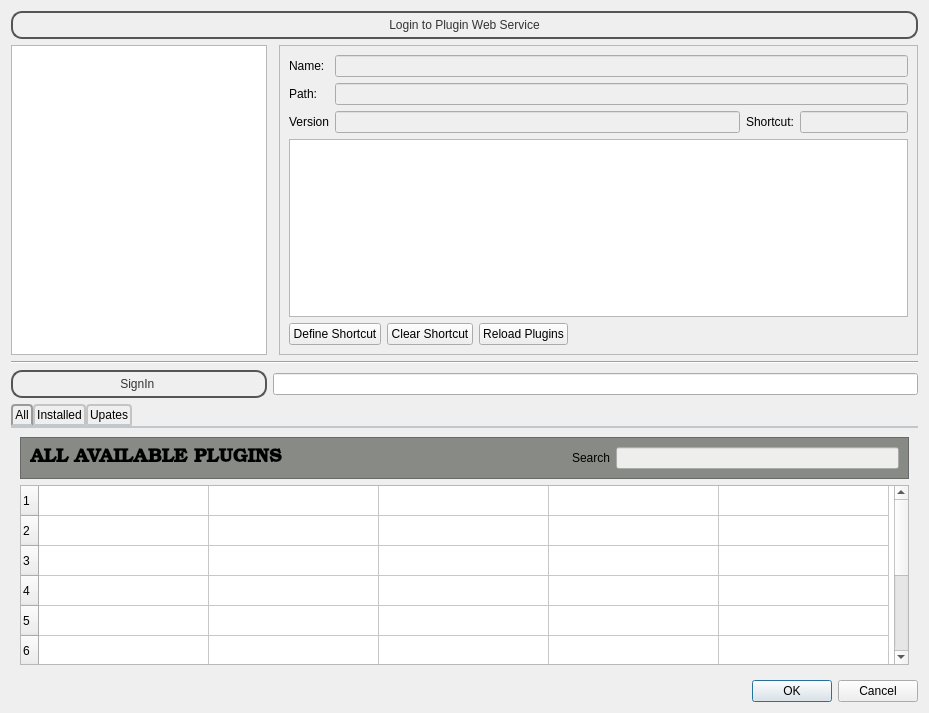
This is mscore/pluginManager.ui in GANGANI/MuseScore as Qt 5 draws it before an edit. The edited form follows.
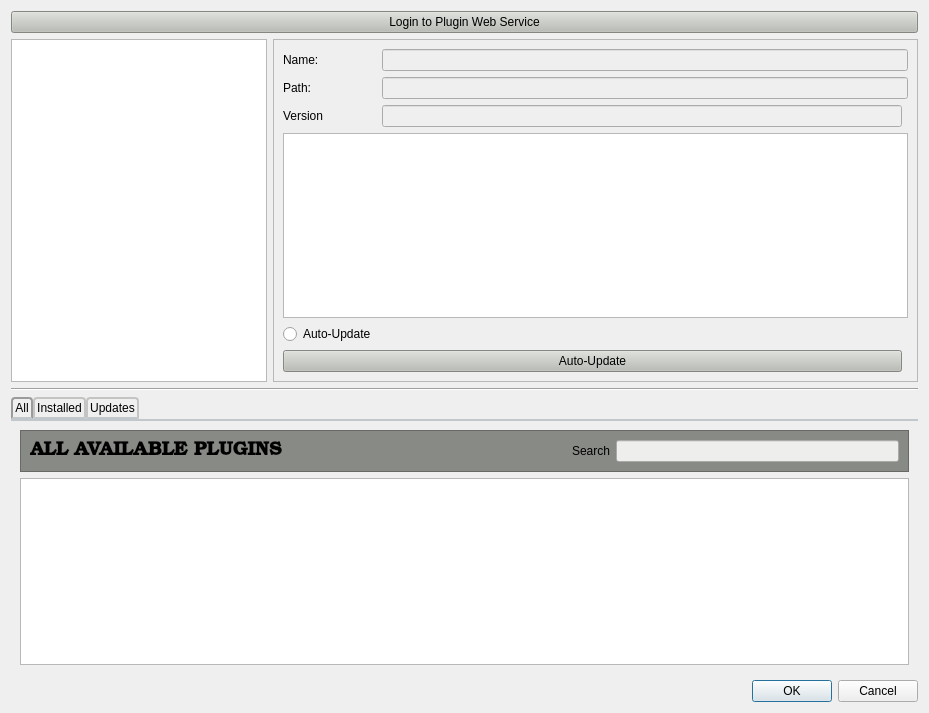
This is the edited form. The open tabs and pages were chosen to show the change.

Commit message: auto update functionality

The edit to the form file:
```diff
--- a/mscore/pluginManager.ui
+++ b/mscore/pluginManager.ui
@@ -20,7 +20,7 @@
    <string notr="true"/>
   </property>
   <layout class="QGridLayout" name="gridLayout">
-   <item row="2" column="2">
+   <item row="2" column="1">
     <widget class="QFrame" name="frame">
      <property name="sizePolicy">
       <sizepolicy hsizetype="Expanding" vsizetype="Preferred">
@@ -41,13 +41,6 @@
       <enum>QFrame::Raised</enum>
      </property>
      <layout class="QGridLayout" name="gridLayout_4">
-      <item row="2" column="2">
-       <widget class="QLabel" name="label_30">
-        <property name="text">
-         <string>Shortcut:</string>
-        </property>
-       </widget>
-      </item>
       <item row="2" column="0">
        <widget class="QLabel" name="label_29">
         <property name="text">
@@ -55,7 +48,7 @@
         </property>
        </widget>
       </item>
-      <item row="1" column="1" colspan="4">
+      <item row="1" column="1" colspan="2">
        <widget class="QLineEdit" name="pluginPath">
         <property name="enabled">
          <bool>false</bool>
@@ -65,50 +58,6 @@
         </property>
        </widget>
       </item>
-      <item row="4" column="0" colspan="5">
-       <layout class="QHBoxLayout" name="horizontalLayout_13">
-        <property name="topMargin">
-         <number>0</number>
-        </property>
-        <item>
-         <widget class="QPushButton" name="definePluginShortcut">
-          <property name="text">
-           <string>Define Shortcut</string>
-          </property>
-         </widget>
-        </item>
-        <item>
-         <widget class="QPushButton" name="clearPluginShortcut">
-          <property name="text">
-           <string>Clear Shortcut</string>
-          </property>
-         </widget>
-        </item>
-        <item>
-         <widget class="QPushButton" name="reloadPlugins">
-          <property name="toolTip">
-           <string>&lt;html&gt;&lt;head/&gt;&lt;body&gt;&lt;p&gt;Reload all plugins.&lt;/p&gt;&lt;p&gt;This will re-evaluate all plugins, picking up any changes that may have occured.&lt;/p&gt;&lt;/body&gt;&lt;/html&gt;</string>
-          </property>
-          <property name="text">
-           <string>Reload Plugins</string>
-          </property>
-         </widget>
-        </item>
-        <item>
-         <spacer name="horizontalSpacer_17">
-          <property name="orientation">
-           <enum>Qt::Horizontal</enum>
-          </property>
-          <property name="sizeHint" stdset="0">
-           <size>
-            <width>20</width>
-            <height>20</height>
-           </size>
-          </property>
-         </spacer>
-        </item>
-       </layout>
-      </item>
       <item row="0" column="0">
        <widget class="QLabel" name="label_19">
         <property name="text">
@@ -116,13 +65,6 @@
         </property>
        </widget>
       </item>
-      <item row="3" column="0" colspan="5">
-       <widget class="QTextBrowser" name="pluginDescription">
-        <property name="readOnly">
-         <bool>true</bool>
-        </property>
-       </widget>
-      </item>
       <item row="1" column="0">
        <widget class="QLabel" name="label_23">
         <property name="text">
@@ -130,6 +72,16 @@
         </property>
        </widget>
       </item>
+      <item row="0" column="1" colspan="2">
+       <widget class="QLineEdit" name="pluginName">
+        <property name="enabled">
+         <bool>false</bool>
+        </property>
+        <property name="readOnly">
+         <bool>true</bool>
+        </property>
+       </widget>
+      </item>
       <item row="2" column="1">
        <widget class="QLineEdit" name="pluginVersion">
         <property name="enabled">
@@ -140,29 +92,80 @@
         </property>
        </widget>
       </item>
-      <item row="2" column="3" colspan="2">
-       <widget class="QLineEdit" name="pluginShortcut">
-        <property name="enabled">
-         <bool>false</bool>
-        </property>
+      <item row="5" column="0" colspan="3">
+       <widget class="QTextBrowser" name="pluginDescription">
         <property name="readOnly">
          <bool>true</bool>
         </property>
        </widget>
       </item>
-      <item row="0" column="1" colspan="4">
-       <widget class="QLineEdit" name="pluginName">
-        <property name="enabled">
-         <bool>false</bool>
+      <item row="7" column="0" colspan="2">
+       <widget class="QPushButton" name="AutoUpdate_btn">
+        <property name="styleSheet">
+         <string notr="true">background-color: rgb(186, 189, 182);</string>
         </property>
-        <property name="readOnly">
-         <bool>true</bool>
+        <property name="text">
+         <string>Auto-Update</string>
+        </property>
+       </widget>
+      </item>
+      <item row="6" column="0">
+       <widget class="QRadioButton" name="radioButton">
+        <property name="styleSheet">
+         <string notr="true">
+font: 75 11pt &quot;Sans&quot;;</string>
+        </property>
+        <property name="text">
+         <string>Auto-Update</string>
         </property>
        </widget>
       </item>
      </layout>
     </widget>
    </item>
+   <item row="0" column="0" colspan="2">
+    <widget class="QPushButton" name="pushButton_2">
+     <property name="styleSheet">
+      <string notr="true">background-color: rgb(186, 189, 182);
+
+min-width: 80px;
+/**color: #333;
+border: 2px solid #555;
+border-radius: 11px;
+padding: 5px;
+background: qradialgradient(cx: 0.3, cy: -0.4,
+fx: 0.3, fy: -0.4,
+radius: 1.35, stop: 0 #fff, stop: 1 #888);
+min-width: 80px;**/</string>
+     </property>
+     <property name="text">
+      <string>Login to Plugin Web Service</string>
+     </property>
+     <property name="default">
+      <bool>false</bool>
+     </property>
+     <property name="flat">
+      <bool>false</bool>
+     </property>
+    </widget>
+   </item>
+   <item row="10" column="1">
+    <widget class="QDialogButtonBox" name="buttonBox">
+     <property name="orientation">
+      <enum>Qt::Horizontal</enum>
+     </property>
+     <property name="standardButtons">
+      <set>QDialogButtonBox::Cancel|QDialogButtonBox::Ok</set>
+     </property>
+    </widget>
+   </item>
+   <item row="3" column="0" colspan="2">
+    <widget class="Line" name="line">
+     <property name="orientation">
+      <enum>Qt::Horizontal</enum>
+     </property>
+    </widget>
+   </item>
    <item row="2" column="0">
     <widget class="QListWidget" name="pluginList">
      <property name="sizePolicy">
@@ -185,7 +188,7 @@
      </property>
     </widget>
    </item>
-   <item row="9" column="0" colspan="3">
+   <item row="9" column="0" colspan="2">
     <widget class="QTabWidget" name="tabWidget">
      <property name="styleSheet">
       <string notr="true">QTabWidget::pane { /* The tab widget frame */
@@ -290,60 +293,25 @@
         </widget>
        </item>
        <item>
-        <widget class="QTableWidget" name="tableWidget_4">
-         <property name="enabled">
+        <widget class="QListWidget" name="allPlugins">
+         <property name="sizePolicy">
+          <sizepolicy hsizetype="Minimum" vsizetype="Expanding">
+           <horstretch>0</horstretch>
+           <verstretch>0</verstretch>
+          </sizepolicy>
+         </property>
+         <property name="editTriggers">
+          <set>QAbstractItemView::DoubleClicked|QAbstractItemView::EditKeyPressed|QAbstractItemView::SelectedClicked</set>
+         </property>
+         <property name="selectionBehavior">
+          <enum>QAbstractItemView::SelectRows</enum>
+         </property>
+         <property name="resizeMode">
+          <enum>QListView::Adjust</enum>
+         </property>
+         <property name="sortingEnabled">
           <bool>true</bool>
          </property>
-         <property name="gridStyle">
-          <enum>Qt::CustomDashLine</enum>
-         </property>
-         <property name="rowCount">
-          <number>10</number>
-         </property>
-         <attribute name="horizontalHeaderVisible">
-          <bool>false</bool>
-         </attribute>
-         <attribute name="horizontalHeaderCascadingSectionResizes">
-          <bool>false</bool>
-         </attribute>
-         <attribute name="horizontalHeaderDefaultSectionSize">
-          <number>170</number>
-         </attribute>
-         <row/>
-         <row/>
-         <row/>
-         <row/>
-         <row/>
-         <row/>
-         <row/>
-         <row/>
-         <row/>
-         <row/>
-         <column>
-          <property name="text">
-           <string>Plugins</string>
-          </property>
-         </column>
-         <column>
-          <property name="text">
-           <string>Author</string>
-          </property>
-         </column>
-         <column>
-          <property name="text">
-           <string>Version</string>
-          </property>
-         </column>
-         <column>
-          <property name="text">
-           <string>Description</string>
-          </property>
-         </column>
-         <column>
-          <property name="text">
-           <string>Installation</string>
-          </property>
-         </column>
         </widget>
        </item>
       </layout>
@@ -472,7 +440,7 @@
      </widget>
      <widget class="QWidget" name="Updates">
       <attribute name="title">
-       <string>Upates</string>
+       <string>Updates</string>
       </attribute>
       <layout class="QVBoxLayout" name="verticalLayout">
        <item>
@@ -594,68 +562,6 @@
      </widget>
     </widget>
    </item>
-   <item row="0" column="0" colspan="3">
-    <widget class="QPushButton" name="pushButton_2">
-     <property name="styleSheet">
-      <string notr="true">color: #333;
-border: 2px solid #555;
-border-radius: 11px;
-padding: 5px;
-background: qradialgradient(cx: 0.3, cy: -0.4,
-fx: 0.3, fy: -0.4,
-radius: 1.35, stop: 0 #fff, stop: 1 #888);
-min-width: 80px;
-
-</string>
-     </property>
-     <property name="text">
-      <string>Login to Plugin Web Service</string>
-     </property>
-     <property name="default">
-      <bool>false</bool>
-     </property>
-     <property name="flat">
-      <bool>false</bool>
-     </property>
-    </widget>
-   </item>
-   <item row="10" column="2">
-    <widget class="QDialogButtonBox" name="buttonBox">
-     <property name="orientation">
-      <enum>Qt::Horizontal</enum>
-     </property>
-     <property name="standardButtons">
-      <set>QDialogButtonBox::Cancel|QDialogButtonBox::Ok</set>
-     </property>
-    </widget>
-   </item>
-   <item row="4" column="1" colspan="2">
-    <widget class="QLineEdit" name="lineEdit"/>
-   </item>
-   <item row="4" column="0">
-    <widget class="QPushButton" name="pushButton">
-     <property name="styleSheet">
-      <string notr="true">color: #333;
-border: 2px solid #555;
-border-radius: 11px;
-padding: 5px;
-background: qradialgradient(cx: 0.3, cy: -0.4,
-fx: 0.3, fy: -0.4,
-radius: 1.35, stop: 0 #fff, stop: 1 #888);
-min-width: 80px;</string>
-     </property>
-     <property name="text">
-      <string>SignIn </string>
-     </property>
-    </widget>
-   </item>
-   <item row="3" column="0" colspan="3">
-    <widget class="Line" name="line">
-     <property name="orientation">
-      <enum>Qt::Horizontal</enum>
-     </property>
-    </widget>
-   </item>
   </layout>
  </widget>
  <tabstops>
```
Left out of the diff: 15 changed lines with no effect on the pictures. The commit also changes 6 other files.
